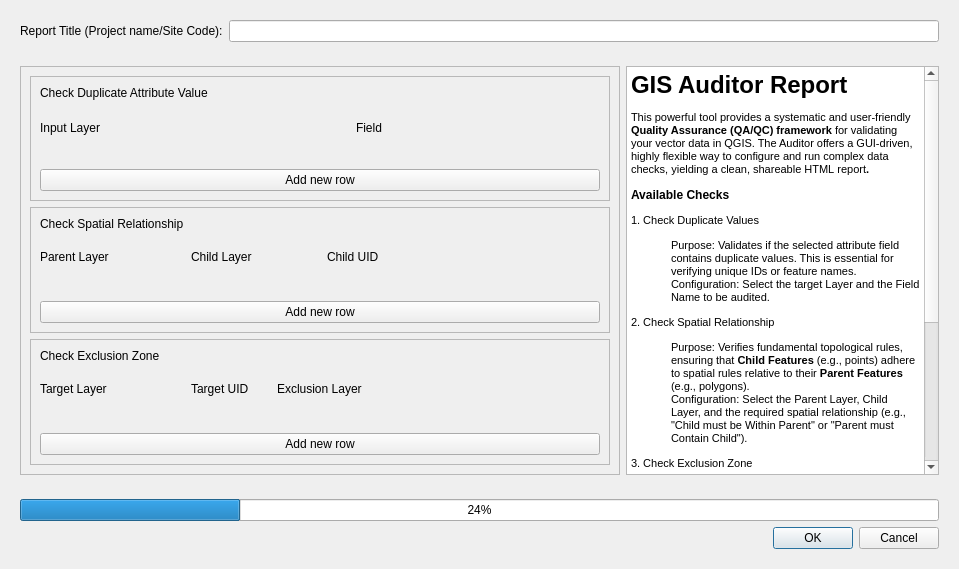
Before: the Qt Designer form gis_auditor_report_dialog_base.ui in leiding06/gis-auditor-report, drawn with Qt 5.
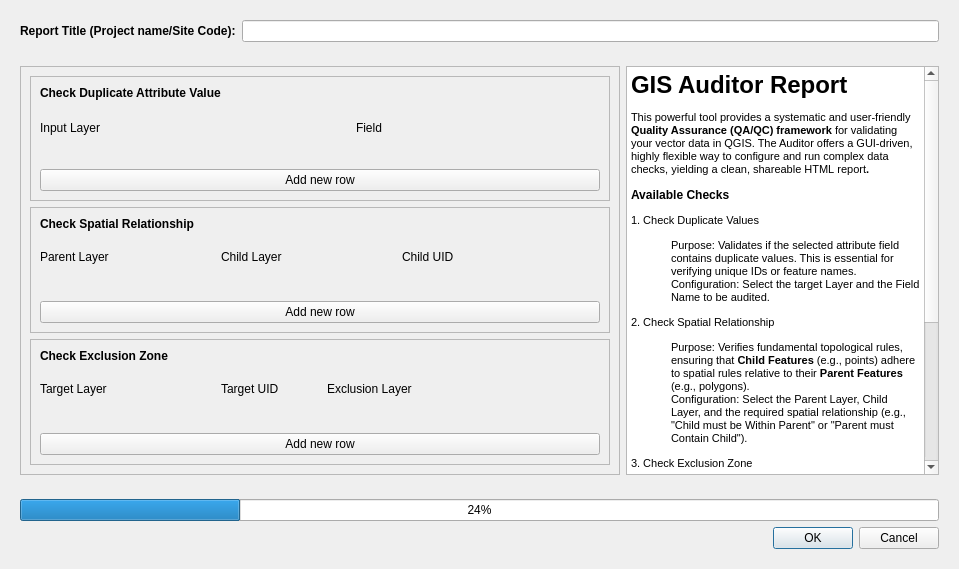
After: the same form once the commit is applied.

Commit message: Update core functions and adjust the dialog layout, reduced parameter

The edit to the form file:
```diff
--- a/gis_auditor_report_dialog_base.ui
+++ b/gis_auditor_report_dialog_base.ui
@@ -105,6 +105,8 @@
                <property name="font">
                 <font>
                  <pointsize>9</pointsize>
+                 <weight>75</weight>
+                 <bold>true</bold>
                 </font>
                </property>
                <property name="text">
@@ -130,7 +132,7 @@
                    <widget class="QLabel" name="targetLayerLabel">
                     <property name="maximumSize">
                      <size>
-                      <width>145</width>
+                      <width>175</width>
                       <height>16777215</height>
                      </size>
                     </property>
@@ -143,7 +145,7 @@
                    <widget class="QLabel" name="targetLayerUID">
                     <property name="maximumSize">
                      <size>
-                      <width>80</width>
+                      <width>100</width>
                       <height>16777215</height>
                      </size>
                     </property>
@@ -156,7 +158,7 @@
                    <widget class="QLabel" name="exclusionLayerLabel">
                     <property name="maximumSize">
                      <size>
-                      <width>130</width>
+                      <width>180</width>
                       <height>16777215</height>
                      </size>
                     </property>
@@ -223,6 +225,8 @@
                <property name="font">
                 <font>
                  <pointsize>9</pointsize>
+                 <weight>75</weight>
+                 <bold>true</bold>
                 </font>
                </property>
                <property name="text">
@@ -331,6 +335,8 @@
                <property name="font">
                 <font>
                  <pointsize>9</pointsize>
+                 <weight>75</weight>
+                 <bold>true</bold>
                 </font>
                </property>
                <property name="text">
@@ -356,7 +362,7 @@
                    <widget class="QLabel" name="parentLabel">
                     <property name="maximumSize">
                      <size>
-                      <width>145</width>
+                      <width>175</width>
                       <height>16777215</height>
                      </size>
                     </property>
@@ -375,7 +381,7 @@
                    <widget class="QLabel" name="childLabel">
                     <property name="maximumSize">
                      <size>
-                      <width>130</width>
+                      <width>175</width>
                       <height>16777215</height>
                      </size>
                     </property>
@@ -388,7 +394,7 @@
                    <widget class="QLabel" name="childLayerUIDlabel">
                     <property name="maximumSize">
                      <size>
-                      <width>100</width>
+                      <width>80</width>
                       <height>16777215</height>
                      </size>
                     </property>
@@ -476,6 +482,12 @@
      <layout class="QHBoxLayout" name="horizontalLayout">
       <item>
        <widget class="QLabel" name="siteCodeLabel">
+        <property name="font">
+         <font>
+          <weight>75</weight>
+          <bold>true</bold>
+         </font>
+        </property>
         <property name="text">
          <string>Report Title (Project name/Site Code):</string>
         </property>
```
Left out of the diff: 6 changed lines with no effect on the pictures. The commit also changes 2 other files.
